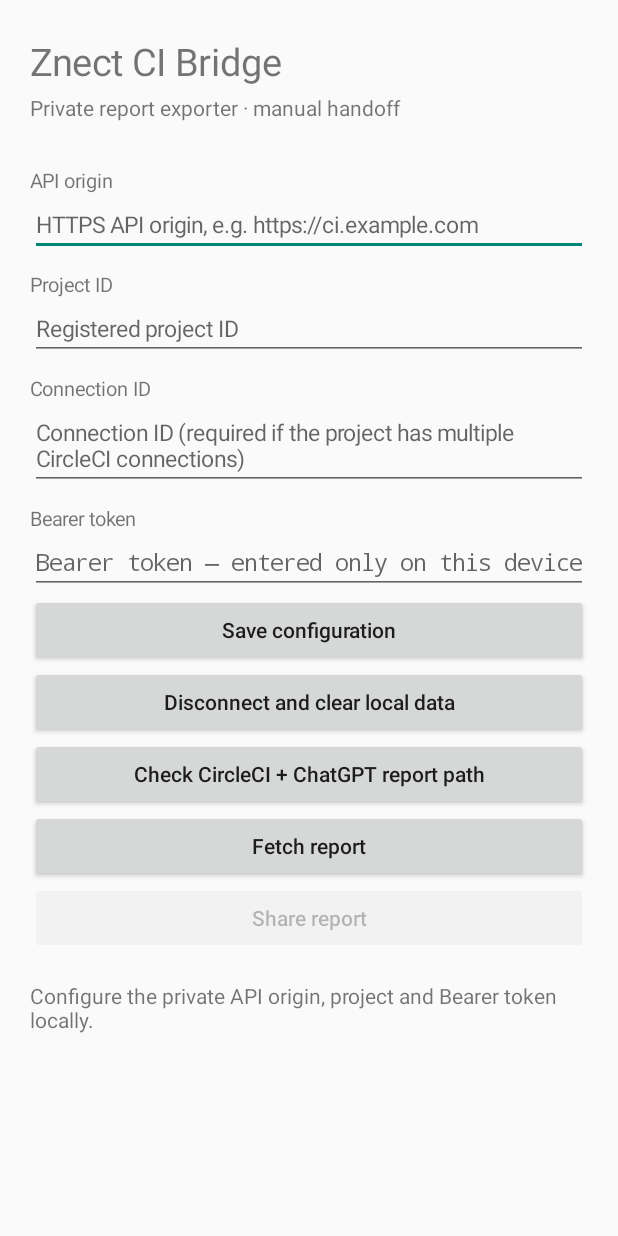
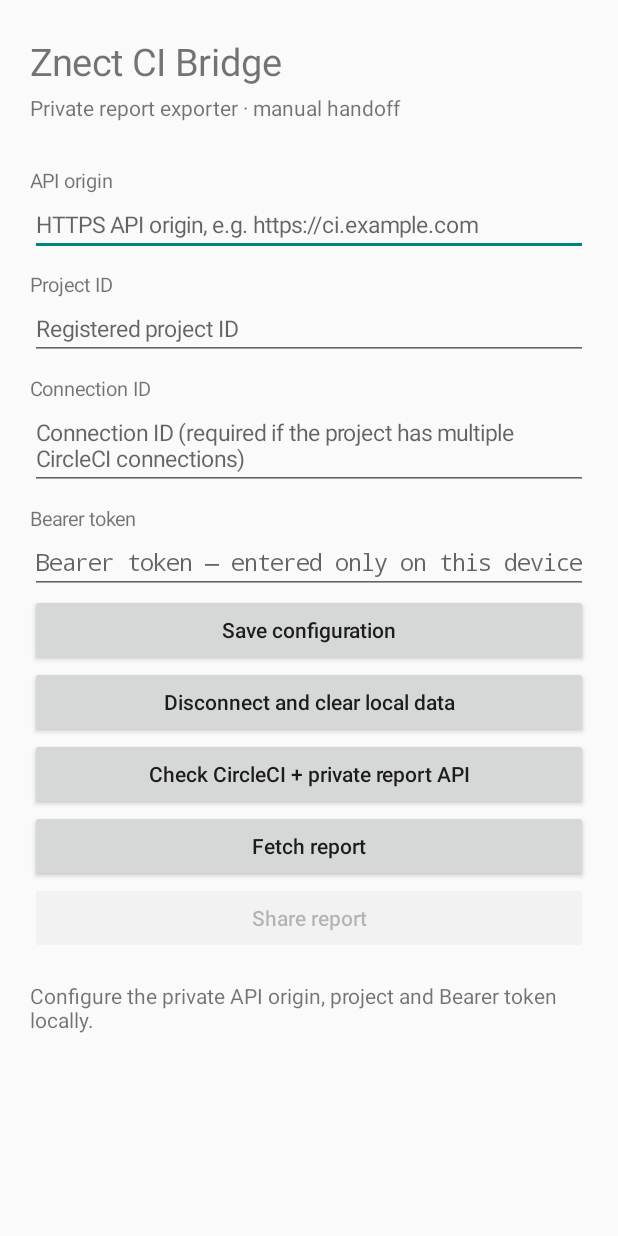
Before and after one commit to Znect-god/znect-all-plugins, an Android app: the screen it shows after launch (MainActivity), on a phone screen of 412 x 824 dp. Run offline under Robolectric (Android 15) with nearby library versions, the phone set to English and light mode, and no system bars; 1 statement that could not run was skipped.

Commit message:
fix(ci-bridge-android): clarify private report API check label

```diff
--- a/plugins/znect-ci-bridge/android-exporter/app/src/main/java/com/znect/cibridge/exporter/MainActivity.kt
+++ b/plugins/znect-ci-bridge/android-exporter/app/src/main/java/com/znect/cibridge/exporter/MainActivity.kt
@@ -100,7 +100,7 @@ class MainActivity : Activity() {
 
         root.addView(actionButton("Save configuration") { saveConfiguration() })
         root.addView(actionButton("Disconnect and clear local data") { disconnectCredential() })
-        checkConnectionButton = actionButton("Check CircleCI + ChatGPT report path") { checkConnection() }
+        checkConnectionButton = actionButton("Check CircleCI + private report API") { checkConnection() }
         root.addView(checkConnectionButton)
         fetchButton = actionButton("Fetch report") { fetchReport() }
         root.addView(fetchButton)
```
